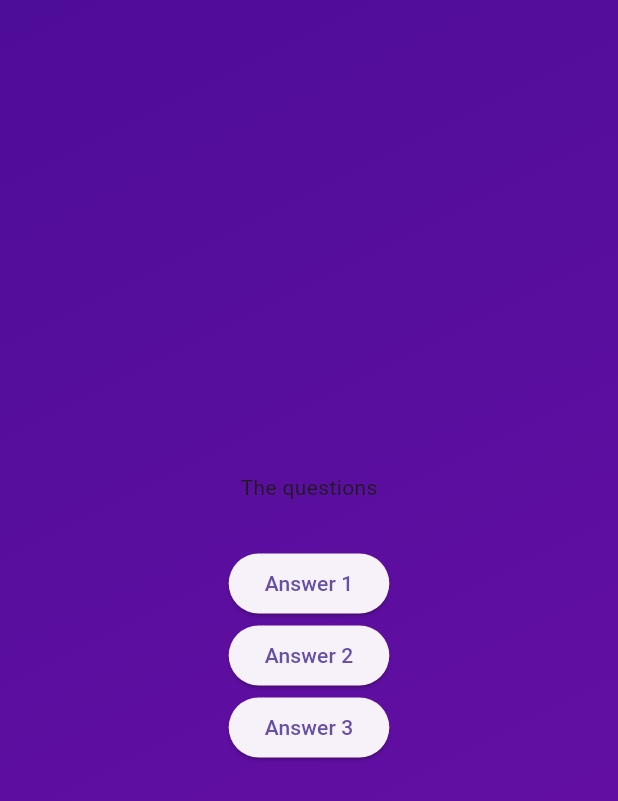
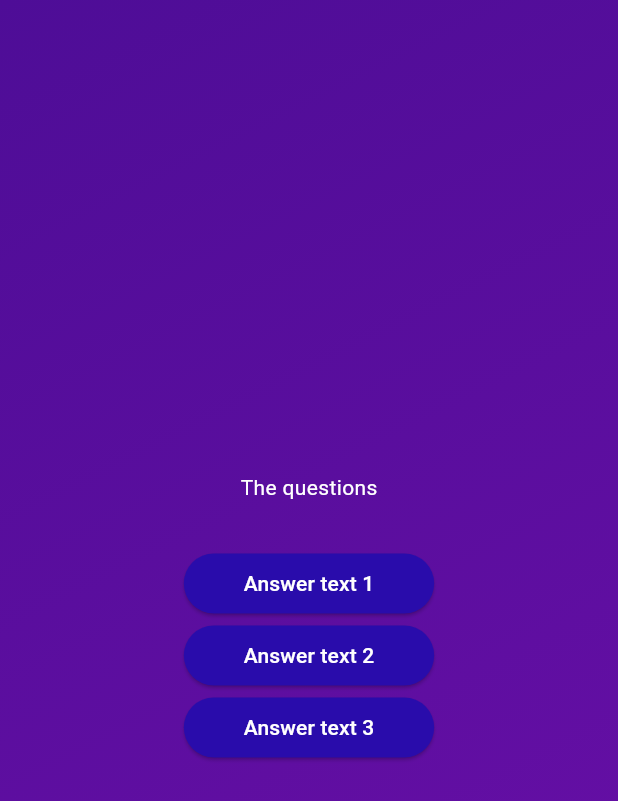
Before and after one commit to Artur-Tech/quiz_app, a Flutter app: the screen it shows after launch, after a tap on "Start Quiz", on a phone screen of 412 x 824 dp. Shown: the top 801 px of the screen. Run offline on Flutter 3.47's test engine with Material 3 defaults, Android fonts, the phone set to English and light mode, and no system bars.

Commit message:
Small Refactoring

```diff
--- a/lib/questions_screen.dart
+++ b/lib/questions_screen.dart
@@ -1,4 +1,5 @@
 import 'package:flutter/material.dart';
+import 'package:quiz_app/models/answer__button.dart';
 
 class QuestionsScreen extends StatefulWidget {
   const QuestionsScreen({super.key});
@@ -16,20 +17,14 @@ class _QuestionsScreenState extends State<QuestionsScreen> {
       child: Column(
         mainAxisAlignment: MainAxisAlignment.center,
         children: [
-          const Text('The questions'),
+          const Text(
+            'The questions',
+            style: TextStyle(color: Colors.white),
+          ),
           const SizedBox(height: 30),
-          ElevatedButton(
-            onPressed: () {},
-            child: const Text('Answer 1'),
-          ),
-          ElevatedButton(
-            onPressed: () {},
-            child: const Text('Answer 2'),
-          ),
-          ElevatedButton(
-            onPressed: () {},
-            child: const Text('Answer 3'),
-          ),
+          AnswerButton('Answer text 1', () {}),
+          AnswerButton('Answer text 2', () {}),
+          AnswerButton('Answer text 3', () {}),
         ],
       ),
     );
```
